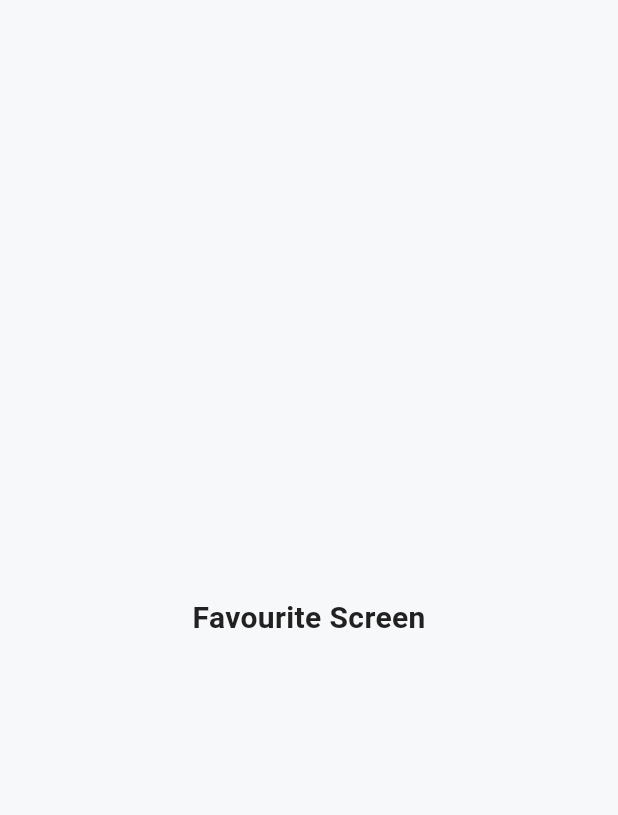
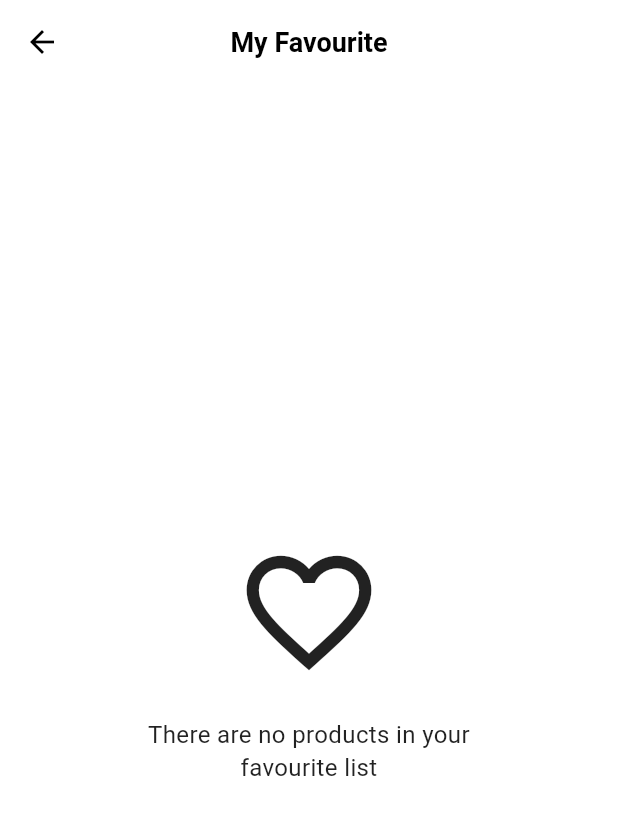
Before and after one commit to Mon3em-Essam/nti-shopping-app, a Flutter app: the FavouriteScreen screen opened directly, on a phone screen of 412 x 824 dp. Shown: the top 815 px of the screen. Run offline on Flutter 3.47's test engine with Material 3 defaults, Android fonts, the light colour scheme and no system bars; our stand-ins replace animate_do, bloc, cached_network_image, flutter_bloc, flutter_screenutil, flutter_secure_storage and 6 more; accounts and stored records are empty.

Commit message:
wip: favourite screen initial ui

```diff
--- a/lib/feature/favourite/presentation/view/screens/favourite_screen.dart
+++ b/lib/feature/favourite/presentation/view/screens/favourite_screen.dart
@@ -5,11 +5,44 @@ class FavouriteScreen extends StatelessWidget {
 
   @override
   Widget build(BuildContext context) {
-    return const Scaffold(
-      body: Center(
-        child: Text(
-          'Favourite Screen',
-          style: TextStyle(fontSize: 20, fontWeight: FontWeight.bold),
+    return Scaffold(
+      backgroundColor: Colors.white,
+      appBar: AppBar(
+        backgroundColor: Colors.white,
+        elevation: 0,
+        centerTitle: true,
+        leading: IconButton(
+          icon: const Icon(Icons.arrow_back, color: Colors.black),
+          onPressed: () {
+            Navigator.maybePop(context);
+          },
+        ),
+        title: const Text(
+          'My Favourite',
+          style: TextStyle(
+            color: Colors.black,
+            fontSize: 18,
+            fontWeight: FontWeight.bold,
+          ),
+        ),
+      ),
+      body: const Center(
+        child: Column(
+          mainAxisAlignment: MainAxisAlignment.center,
+          children: [
+            Icon(Icons.favorite_border, size: 100, color: Colors.black87),
+            SizedBox(height: 20),
+            Text(
+              'There are no products in your\nfavourite list',
+              textAlign: TextAlign.center,
+              style: TextStyle(
+                fontSize: 16,
+                color: Colors.black87,
+                height: 1.4,
+                fontWeight: FontWeight.w400,
+              ),
+            ),
+          ],
         ),
       ),
     );
--- a/pubspec.yaml
+++ b/pubspec.yaml
@@ -20,7 +20,7 @@ dependencies:
   flutter_secure_storage: ^11.2.0
   google_fonts: ^8.2.1
   bloc: ^8.1.4
-  meta: ^1.18.3
+  meta: 1.18.0
   http: ^1.6.0
   flutter_screenutil: ^5.9.3
   shared_preferences: ^2.5.6
```
Also changed, not shown: pubspec.lock.
